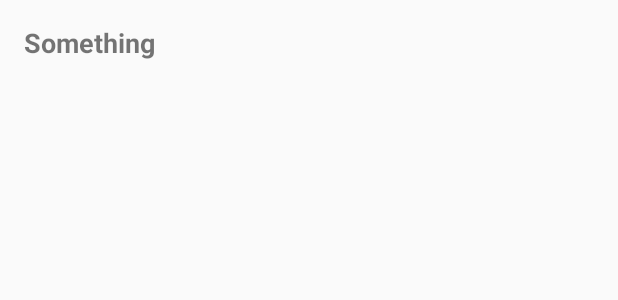
After one commit to kozko2001/existentialcomics, an Android app: the layout list_item_strip.xml on its own in the app's theme, with its tools: preview values and no code run, on a phone screen of 412 x 824 dp. The commit adds this screen. Shown: the top 300 px of the screen. Run offline under Robolectric (Android 15) with nearby library versions, the phone set to English and light mode, and no system bars.

Commit message:
ADD list of comics in the android app

```diff
--- a/android/app/build.gradle
+++ b/android/app/build.gradle
@@ -32,6 +32,9 @@ dependencies {
     compile fileTree(dir: 'libs', include: ['*.jar'])
     testCompile 'junit:junit:4.12'
     compile "com.android.support:appcompat-v7:$supportLibraryVersion"
+    compile "com.android.support:recyclerview-v7:$supportLibraryVersion"
+
+    compile 'com.jakewharton:butterknife:7.0.1'
 
     compile "com.squareup.retrofit2:retrofit:$retrofitVersion"
     compile "com.squareup.retrofit2:converter-gson:$retrofitVersion"
--- /dev/null
+++ b/android/app/src/main/res/layout/list_item_strip.xml
@@ -0,0 +1,20 @@
+<?xml version="1.0" encoding="utf-8"?>
+<LinearLayout xmlns:android="http://schemas.android.com/apk/res/android"
+              android:orientation="vertical"
+              android:layout_width="match_parent"
+              android:layout_height="match_parent"
+              android:clickable="true"
+              android:background="?android:attr/selectableItemBackground">
+
+    <!-- TODO: Move values to resources files -->
+    <TextView
+        android:layout_width="match_parent"
+        android:layout_height="wrap_content"
+        android:id="@+id/title"
+        android:text="Something"
+        android:padding="@dimen/activity_horizontal_margin"
+        android:textSize="18dp"
+        android:textStyle="bold"
+        />
+
+</LinearLayout>
```
Also changed, not shown: android/app/src/main/java/coscolla/net/comicstrip/ListStripsActivity.java (+31 -2 lines), android/app/src/main/java/coscolla/net/comicstrip/net/StripResults.java (+6 -6 lines), android/app/src/main/java/coscolla/net/comicstrip/ui/adapter/StripAdapter.java (added, +61 -0 lines), android/app/src/main/res/layout/activity_list_strips.xml (+6 -8 lines).
